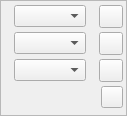
First picture: the form in scribus/ui/propertywidget_textcolorbase.ui, repository scribusproject/scribus, before the edit.
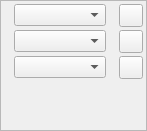
Second picture: the form after the edit. Icons and pictures are not drawn. Custom widgets are drawn as their Qt base class.

```diff
--- a/scribus/ui/propertywidget_textcolorbase.ui
+++ b/scribus/ui/propertywidget_textcolorbase.ui
@@ -6,8 +6,8 @@
    <rect>
     <x>0</x>
     <y>0</y>
-    <width>127</width>
-    <height>116</height>
+    <width>147</width>
+    <height>131</height>
    </rect>
   </property>
   <property name="windowTitle">
@@ -200,22 +200,6 @@
      <item>
       <widget class="StyleSelect" name="textEffects" native="true"/>
      </item>
-     <item>
-      <widget class="QToolButton" name="revertButton">
-       <property name="maximumSize">
-        <size>
-         <width>22</width>
-         <height>22</height>
-        </size>
-       </property>
-       <property name="text">
-        <string/>
-       </property>
-       <property name="checkable">
-        <bool>true</bool>
-       </property>
-      </widget>
-     </item>
     </layout>
    </item>
   </layout>
```
